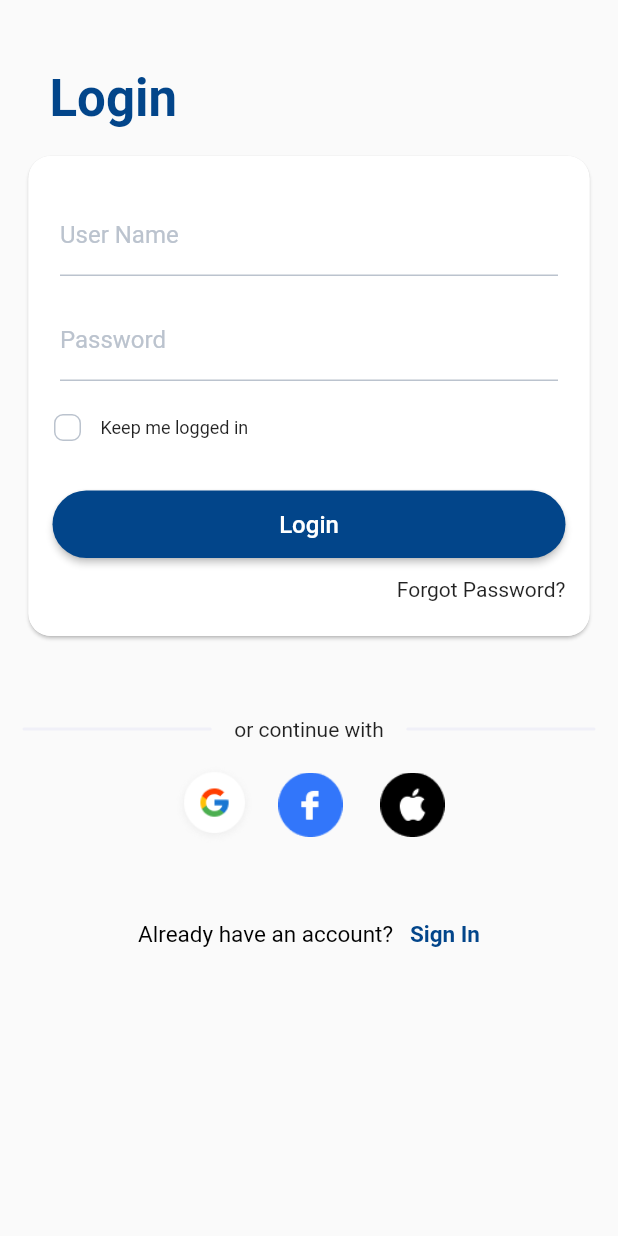
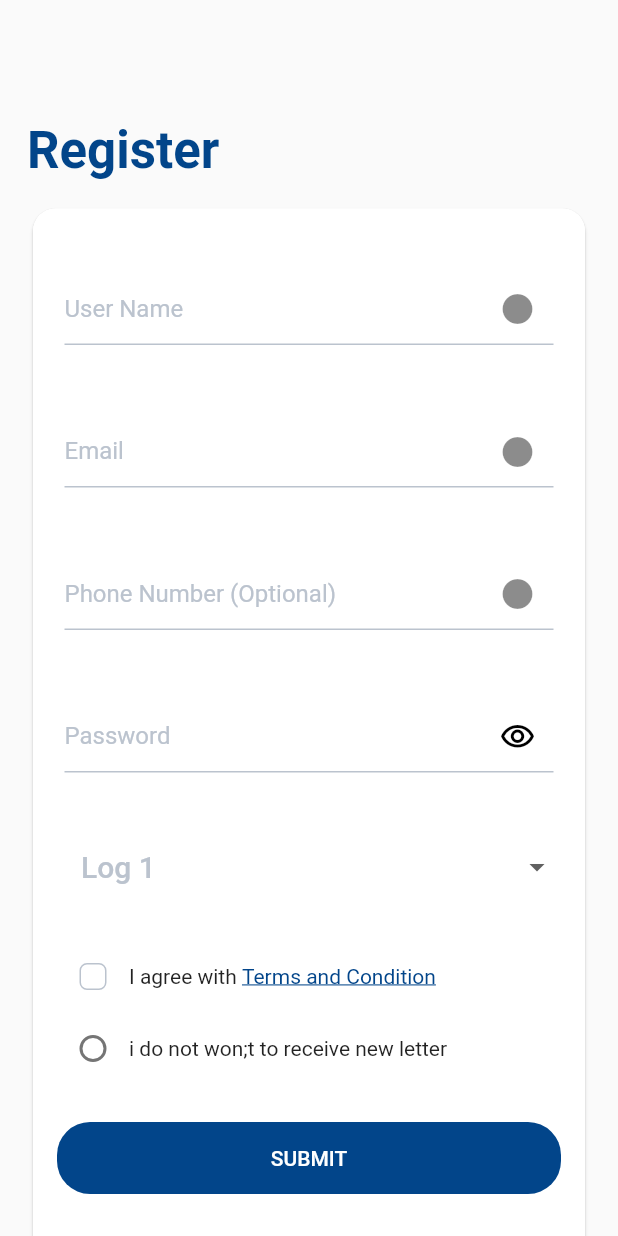
Before and after one commit to Syed-dev209/racing_eye, a Flutter app: the screen it shows after launch, on a phone screen of 412 x 824 dp. Run offline on Flutter 3.47's test engine with Material 2 defaults, Android fonts, the phone set to English and light mode, and no system bars.

Commit message:
register and recovery screens

```diff
--- /dev/null
+++ b/lib/Screens/register_screen.dart
@@ -0,0 +1,466 @@
+import 'package:flutter/material.dart';
+import 'package:racing_eye/widgets/custom_text_field.dart';
+
+class RegisterScreen extends StatefulWidget {
+  @override
+  _RegisterScreenState createState() => _RegisterScreenState();
+}
+
+class _RegisterScreenState extends State<RegisterScreen> {
+  FocusNode myFocusNode = new FocusNode();
+  FocusNode myFocusNode1 = new FocusNode();
+  FocusNode myFocusNode2 = new FocusNode();
+  FocusNode myFocusNode3 = new FocusNode();
+  bool checkBoxValue = false;
+
+
+  bool _hidePassword = true;
+  final List<String> items = <String>['1', '2', '3'];
+  String selectedItem = '1';
+
+  TextEditingController category=TextEditingController();
+  @override
+  void initState() {
+    // TODO: implement initState
+    super.initState();
+    category.text='Select Category';
+  }
+
+  @override
+  Widget build(BuildContext context) {
+    return Scaffold(
+      body: SafeArea(
+        child: SingleChildScrollView(
+          child: Padding(
+            padding: EdgeInsets.symmetric(horizontal: 18.0, vertical: 15.0),
+            child: Column(
+              crossAxisAlignment: CrossAxisAlignment.start,
+              children: [
+                SizedBox(
+                  height: 65.0,
+                ),
+                Text(
+                  'Register',
+                  style: TextStyle(
+                      color: Color(0xff02458A),
+                      fontSize: 34,
+                      fontWeight: FontWeight.bold),
+                ),
+                SizedBox(
+                  height: 15.0,
+                ),
+                Card(
+                  //elevation: 2.0,
+                  shape: RoundedRectangleBorder(
+                      borderRadius: BorderRadius.circular(15.0)),
+                  child: Container(
+                    height: MediaQuery.of(context).size.height*0.85,
+                    width: double.maxFinite,
+                    decoration: BoxDecoration(
+                        color: Colors.white,
+                        borderRadius: BorderRadius.circular(15.0)),
+                    child: Padding(
+                      padding: EdgeInsets.symmetric(
+                          horizontal: 16.0, vertical: 20.0),
+                      child: Column(
+                        crossAxisAlignment: CrossAxisAlignment.start,
+                        children: [
+                          SizedBox(
+                            height: 15.0,
+                          ),
+
+                          Container(
+                            height: 70.0,
+                            width: double.maxFinite,
+                            padding: EdgeInsets.symmetric(vertical: 8.0,horizontal: 5.0),
+                            decoration: BoxDecoration(
+                                color: myFocusNode.hasFocus?Color(0xffF9FAFB):Colors.white,
+                                borderRadius: BorderRadius.circular(15.0)
+                            ),
+                            child: TextFormField(
+                              onTap: (){
+                                setState(() {
+
+
+                                });
+                              },
+                              focusNode: myFocusNode,
+                              //obscureText: _hidePassword,
+                              onChanged:(value){
+
+                              },
+                              decoration: InputDecoration(
+                                //focusColor: Color(0xff02458A),
+                                  suffixIcon: Icon(Icons.circle),
+                                  enabledBorder: UnderlineInputBorder(
+                                      borderSide:
+                                      BorderSide(color: Color(0xffBBC3CE))),
+                                  labelText: 'User Name',
+                                  labelStyle: TextStyle(
+                                      fontSize: 16.0,
+
+                                      //color: Color(0xffBBC3CE)
+                                      color: myFocusNode.hasFocus ? Color(0xff02458A) : Color(0xffBBC3CE)
+                                  ),
+                                  contentPadding: EdgeInsets.zero
+                              ),
+                            ),
+                          ),
+
+
+                          SizedBox(
+                            height: 25.0,
+                          ),
+
+                          Container(
+                            height: 70.0,
+                            width: double.maxFinite,
+                            padding: EdgeInsets.symmetric(vertical: 8.0,horizontal: 5.0),
+                            decoration: BoxDecoration(
+                                color: myFocusNode1.hasFocus?Color(0xffF9FAFB):Colors.white,
+                                borderRadius: BorderRadius.circular(15.0)
+                            ),
+                            child: TextFormField(
+                              onTap: (){
+                                setState(() {
+                                  myFocusNode.unfocus();
+                                  myFocusNode2.unfocus();
+                                  myFocusNode3.unfocus();
+                                  myFocusNode1.requestFocus();
+
+                                });
+                              },
+                              focusNode: myFocusNode1,
+                              //obscureText: _hidePassword,
+                              onChanged:(value){
+
+                              },
+                              decoration: InputDecoration(
+                                //focusColor: Color(0xff02458A),
+                                  suffixIcon: Icon(Icons.circle),
+                                  enabledBorder: UnderlineInputBorder(
+                                      borderSide:
+                                      BorderSide(color: Color(0xffBBC3CE))),
+                                  labelText: 'Email',
+                                  labelStyle: TextStyle(
+                                      fontSize: 16.0,
+
+                                      //color: Color(0xffBBC3CE)
+                                      color: myFocusNode1.hasFocus ? Color(0xff02458A) : Color(0xffBBC3CE)
+                                  ),
+                                  contentPadding: EdgeInsets.zero
+                              ),
+                            ),
+                          ),
+
+
+                          SizedBox(
+                            height: 25.0,
+                          ),
+
+
+                          Container(
+                            height: 70.0,
+                            width: double.maxFinite,
+                            padding: EdgeInsets.symmetric(vertical: 8.0,horizontal: 5.0),
+                            decoration: BoxDecoration(
+                                color: myFocusNode2.hasFocus?Color(0xffF9FAFB):Colors.white,
+                                borderRadius: BorderRadius.circular(15.0)
+                            ),
+                            child: TextFormField(
+                              onTap: (){
+                                setState(() {
+                                  myFocusNode.unfocus();
+                                  myFocusNode1.unfocus();
+                                  myFocusNode3.unfocus();
+                                  myFocusNode2.requestFocus();
+
+                                });
+                              },
+                              focusNode: myFocusNode2,
+                              //obscureText: _hidePassword,
+                              onChanged:(value){
+
+                              },
+                              decoration: InputDecoration(
+                                //focusColor: Color(0xff02458A),
+                                  suffixIcon: Icon(Icons.circle),
+                                  enabledBorder: UnderlineInputBorder(
+                                      borderSide:
+                                      BorderSide(color: Color(0xffBBC3CE))),
+                                  labelText: 'Phone Number (Optional)',
+                                  labelStyle: TextStyle(
+                                      fontSize: 16.0,
+
+                                      //color: Color(0xffBBC3CE)
+                                      color: myFocusNode2.hasFocus ? Color(0xff02458A) : Color(0xffBBC3CE)
+                                  ),
+                                  contentPadding: EdgeInsets.zero
+                              ),
+                            ),
+                          ),
+
+
+                          SizedBox(
+                            height: 25.0,
+                          ),
+                        Container(
+                          height: 70.0,
+                          width: double.maxFinite,
+                          padding: EdgeInsets.symmetric(vertical: 8.0,horizontal: 5.0),
+                          decoration: BoxDecoration(
+                              color: myFocusNode3.hasFocus?Color(0xffF9FAFB):Colors.white,
+                              borderRadius: BorderRadius.circular(15.0)
+                          ),
+                          child: TextFormField(
+                            onTap: (){
+                              setState(() {
+                                myFocusNode.unfocus();
+                                myFocusNode1.unfocus();
+                                myFocusNode2.unfocus();
+                                myFocusNode3.requestFocus();
+
+                              });
+                            },
+                            focusNode: myFocusNode3,
+                            obscureText: _hidePassword,
+                            onChanged:(value){
+
+                            },
+                            decoration: InputDecoration(
+                              //focusColor: Color(0xff02458A),
+                                suffixIcon: IconButton(
+                                    icon: Icon(
+                                      _hidePassword
+                                          ? Icons.visibility_outlined
+                                          : Icons.visibility_off_outlined,
+                                      color: Colors.black,
+                                    ),
+                                    onPressed: (){
+                                      setState(() {
+                                        _hidePassword = !_hidePassword;
+                                      });
+
+                                    }),
+                                enabledBorder: UnderlineInputBorder(
+                                    borderSide:
+                                    BorderSide(color: Color(0xffBBC3CE))),
+                                labelText: 'Password',
+                                labelStyle: TextStyle(
+                                    fontSize: 16.0,
+
+                                    color: myFocusNode3.hasFocus ? Color(0xff02458A) : Color(0xffBBC3CE)
+                                ),
+                                contentPadding: EdgeInsets.zero
+                            ),
+                          ),
+                        ),
+
+
+
+                          SizedBox(
+                            height: 25.0,
+                          ),
+
+
+                          // TextFormField(
+                          //   onTap: (){
+                          //     setState(() {
+                          //
+                          //
+                          //     });
+                          //   },
+                          //   //focusNode: myFocusNode1,
+                          //   //obscureText: _hidePassword,
+                          //   controller: category,
+                          //   onChanged:(value){
+                          //
+                          //   },
+                          //   decoration: InputDecoration(
+                          //     hintText: 'Select Category',
+                          //     //focusColor: Color(0xff02458A),
+                          //       suffixIcon: Icon(Icons.arrow_downward),
+                          //       enabledBorder: UnderlineInputBorder(
+                          //           borderSide:
+                          //           BorderSide(color: Color(0xffBBC3CE))),
+                          //       labelText: 'Category',
+                          //       labelStyle: TextStyle(
+                          //           fontSize: 16.0,
+                          //
+                          //           //color: Color(0xffBBC3CE)
+                          //           color: myFocusNode1.hasFocus ? Color(0xff02458A) : Color(0xffBBC3CE)
+                          //       ),
+                          //       contentPadding: EdgeInsets.zero
+                          //   ),
+                          // ),
+
+
+                      Container(
+                        width: MediaQuery.of(context).size.width,
+                        child: DropdownButtonHideUnderline(
+                          child: ButtonTheme(
+                            alignedDropdown: true,
+                            child: DropdownButton(
+                              hint: Text('Category '),
+                              value: selectedItem,
+                              items: items.map((String item) {
+                                  return DropdownMenuItem<String>(
+                                    child: Text('Log $item',style: TextStyle(color:Color(0xffBBC3CE) ),),
+                                    value: item,
+                                  );
+                                }).toList(),
+                              onChanged: (String? string) => setState(() => selectedItem = string!),
+                              style: Theme.of(context).textTheme.title,
+                            ),
+                          ),
+                        ),
+                      ),
+
+                          // Container(
+                          //   width: 300,
+                          //   child: DropdownButton<String>(
+                          //     icon: Icon(Icons.arrow_downward),
+                          //
+                          //
+                          //     value: selectedItem,
+                          //     onChanged: (String? string) => setState(() => selectedItem = string!),
+                          //     selectedItemBuilder: (BuildContext context) {
+                          //       return items.map<Widget>((String item) {
+                          //         return Text(item);
+                          //       }).toList();
+                          //     },
+                          //     items: items.map((String item) {
+                          //       return DropdownMenuItem<String>(
+                          //         child: Text('Log $item'),
+                          //         value: item,
+                          //       );
+                          //     }).toList(),
+                          //   ),
+                          // ),
+
+
+                          SizedBox(
+                            height: 25.0,
+                          ),
+
+                          Column(
+                            children: [
+                              Row(
+                                mainAxisAlignment: MainAxisAlignment.start,
+                                children: [
+                                  Checkbox(
+                                      side: BorderSide(color: Color(0xffBBC3CE)),
+                                      shape: RoundedRectangleBorder(
+                                          borderRadius: BorderRadius.circular(5.0)),
+                                      value: checkBoxValue,
+                                      onChanged: (val) {
+                                        setState(() {
+                                          checkBoxValue = val!;
+                                        });
+                                      }),
+                                  Row(
+                                    children: [
+                                      Text('I agree with '),
+                                      Text('Terms and Condition',style: TextStyle(color: Color(0xff02458A,),decoration: TextDecoration.underline,),)
+                                    ],
+                                  )
+
+                                ],
+                              ),
+                              Row(
+                                mainAxisAlignment: MainAxisAlignment.start,
+                                children: [
+                                  Radio(
+                                    value: 0,
+                                    groupValue: (value){
+
+                                    },
+                                    onChanged: (value){
+
+                                    },
+                                  ),
+                                  Text("i do not won;t to receive new letter")
+                                ],
+                              ),
+                            ],
+                          ),
+                          SizedBox(
+                            height: 25.0,
+                          ),
+                          Container(
+                            width: MediaQuery.of(context).size.width,
+                            decoration: BoxDecoration(
+                              color:  Color(0xff02458A),
+                              borderRadius: BorderRadius.circular(22)
+                            ),
+                            child: TextButton(
+                              onPressed: (){
+
+                              },
+                              child: Text('SUBMIT',style: TextStyle(color: Colors.white),),
+                            ),
+                          )
+                        ],
+                      ),
+                    ),
+                  ),
+                ),
+                SizedBox(height: 25,),
+                Row(
+                    children: <Widget>[
+                      Expanded(
+                          child: Divider(color: Colors.black,)
+                      ),
+
+                      SizedBox(width: 25,),
+                      Text("OR Continue with"),
+
+                      SizedBox(width: 25,),
+                      Expanded(
+                          child: Divider(
+                            color: Colors.black,
+                          )
+                      ),
+                    ]
+                ),
+
+                SizedBox(height: 25,),
+                Row(
+                  mainAxisAlignment: MainAxisAlignment.spaceAround,
+                  children: [
+                    Container(
+
+                      child: Center(
+                        child: Image.asset('images/google.png'),
+                      ),
+                    ),
+                    Container(
+
+                      child: Center(
+                        child: Image.asset('images/fb.png'),
+                      ),
+                    ),
+                    Container(
+
+                      child: Center(
+                        child: Image.asset('images/Apple.png'),
+                      ),
+                    )
+                  ],
+                ),
+                SizedBox(height: 25,),
+                Row(
+                  mainAxisAlignment: MainAxisAlignment.center,
+                  children: [
+                    Text('Already have account? ',style: TextStyle(fontSize: 18),),
+                    Text('Sign In',style: TextStyle(color: Color(0xff02458A,),fontSize: 18),)
+                  ],
+                )
+              ],
+            ),
+          ),
+        ),
+      ),
+    );
+  }
+}
--- a/lib/main.dart
+++ b/lib/main.dart
@@ -1,5 +1,6 @@
 import 'package:flutter/material.dart';
 import 'package:racing_eye/Screens/loginScreen.dart';
+import 'package:racing_eye/Screens/register_screen.dart';
 
 void main() async {
   WidgetsFlutterBinding.ensureInitialized();
@@ -28,7 +29,7 @@ class MyApp extends StatelessWidget {
       theme: ThemeData(
         primarySwatch: myColor,
       ),
-      home: LoginScreen(),
+      home: RegisterScreen(),
     );
   }
 }
--- a/pubspec.yaml
+++ b/pubspec.yaml
@@ -47,6 +47,9 @@ flutter:
   # To add assets to your application, add an assets section, like this:
   assets:
     - images/
+    - images/Apple.png
+    - images/fb.png
+    - images/google.png
   # An image asset can refer to one or more resolution-specific "variants", see
   # https://flutter.dev/assets-and-images/#resolution-aware.
 
```
Also changed, not shown: lib/Screens/loginScreen.dart (+16 -1 lines), lib/Screens/password_recovery.dart (added, +110 -0 lines), lib/widgets/custom_text_field.dart (added, +25 -0 lines).
